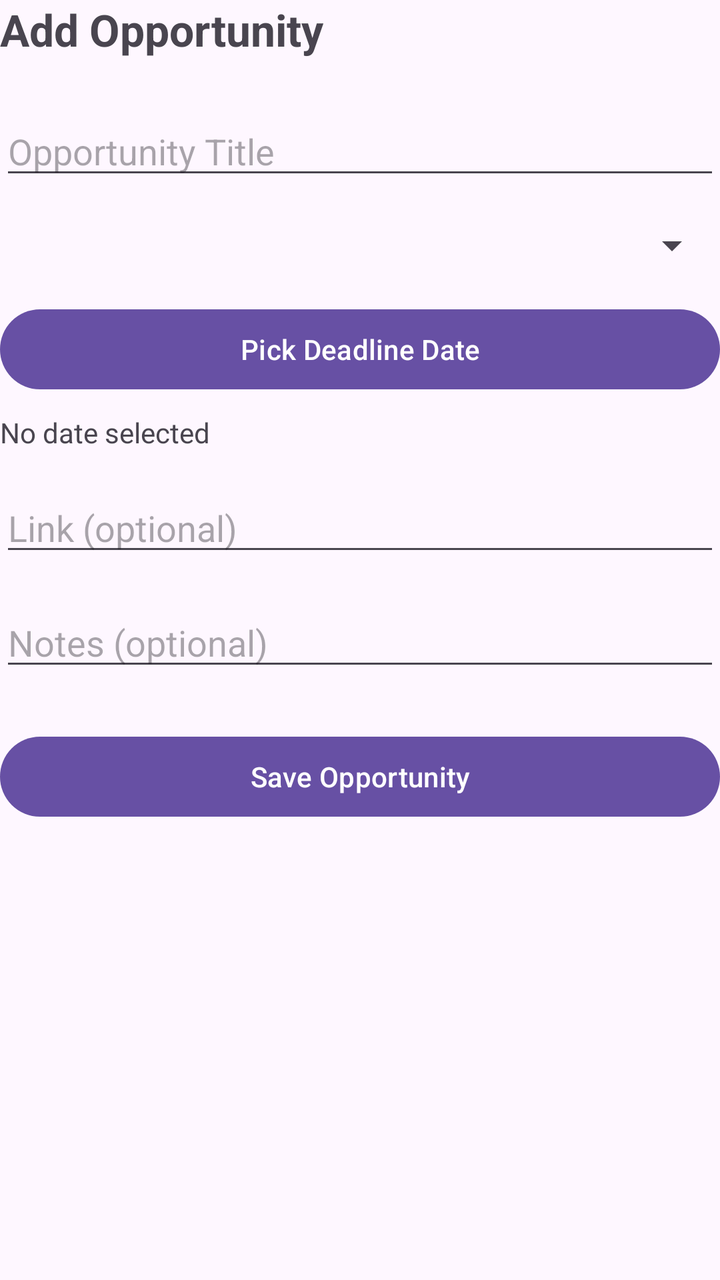
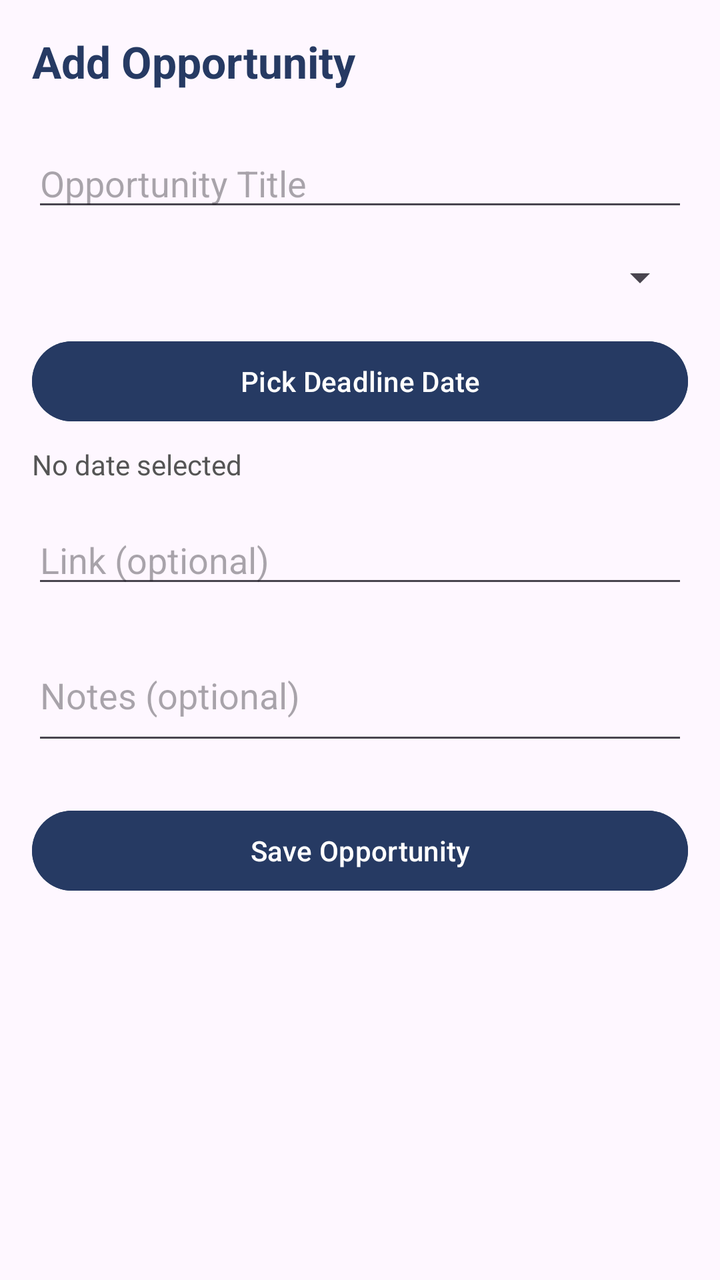

Before-and-after screenshots of an Android layout around one commit, followed by the original layout XML and the change that was made.
<!-- AndroidManifest.xml: application theme Theme.CareerNexus -->
<!-- res/layout/activity_add_opportunity.xml -->
<?xml version="1.0" encoding="utf-8"?>
<androidx.constraintlayout.widget.ConstraintLayout xmlns:android="http://schemas.android.com/apk/res/android"
    xmlns:app="http://schemas.android.com/apk/res-auto"
    xmlns:tools="http://schemas.android.com/tools"
    android:id="@+id/main"
    android:layout_width="match_parent"
    android:layout_height="match_parent"
    tools:context=".AddOpportunity">

    <TextView
        android:id="@+id/tvFormTitle"
        android:layout_width="wrap_content"
        android:layout_height="wrap_content"
        android:text="Add Opportunity"
        android:textSize="22sp"
        android:textStyle="bold"
        app:layout_constraintTop_toTopOf="parent"
        app:layout_constraintStart_toStartOf="parent" />

    <EditText
        android:id="@+id/etTitle"
        android:layout_width="0dp"
        android:layout_height="wrap_content"
        android:layout_marginTop="24dp"
        android:hint="Opportunity Title"
        app:layout_constraintTop_toBottomOf="@id/tvFormTitle"
        app:layout_constraintStart_toStartOf="parent"
        app:layout_constraintEnd_toEndOf="parent" />

    <Spinner
        android:id="@+id/spinnerType"
        android:layout_width="0dp"
        android:layout_height="wrap_content"
        android:layout_marginTop="16dp"
        app:layout_constraintTop_toBottomOf="@id/etTitle"
        app:layout_constraintStart_toStartOf="parent"
        app:layout_constraintEnd_toEndOf="parent" />

    <Button
        android:id="@+id/btnPickDate"
        android:layout_width="0dp"
        android:layout_height="wrap_content"
        android:layout_marginTop="16dp"
        android:text="Pick Deadline Date"
        app:layout_constraintTop_toBottomOf="@id/spinnerType"
        app:layout_constraintStart_toStartOf="parent"
        app:layout_constraintEnd_toEndOf="parent" />

    <TextView
        android:id="@+id/tvSelectedDate"
        android:layout_width="wrap_content"
        android:layout_height="wrap_content"
        android:layout_marginTop="8dp"
        android:text="No date selected"
        app:layout_constraintTop_toBottomOf="@id/btnPickDate"
        app:layout_constraintStart_toStartOf="parent" />

    <EditText
        android:id="@+id/etLink"
        android:layout_width="0dp"
        android:layout_height="wrap_content"
        android:layout_marginTop="16dp"
        android:hint="Link (optional)"
        app:layout_constraintTop_toBottomOf="@id/tvSelectedDate"
        app:layout_constraintStart_toStartOf="parent"
        app:layout_constraintEnd_toEndOf="parent" />

    <EditText
        android:id="@+id/etNotes"
        android:layout_width="0dp"
        android:layout_height="wrap_content"
        android:layout_marginTop="16dp"
        android:hint="Notes (optional)"
        app:layout_constraintTop_toBottomOf="@id/etLink"
        app:layout_constraintStart_toStartOf="parent"
        app:layout_constraintEnd_toEndOf="parent" />

    <Button
        android:id="@+id/btnSave"
        android:layout_width="0dp"
        android:layout_height="wrap_content"
        android:layout_marginTop="24dp"
        android:text="Save Opportunity"
        app:layout_constraintTop_toBottomOf="@id/etNotes"
        app:layout_constraintStart_toStartOf="parent"
        app:layout_constraintEnd_toEndOf="parent" />

</androidx.constraintlayout.widget.ConstraintLayout>
<!-- resources referenced by this layout -->
<resources>
  <style name="Theme.CareerNexus" parent="Base.Theme.CareerNexus" />
  <style name="Base.Theme.CareerNexus" parent="Theme.Material3.DayNight.NoActionBar">
          
          
      </style>
</resources>

<!-- the commit's change to res/layout/activity_add_opportunity.xml (unified diff, before → after) -->
@@ -5,6 +5,7 @@
     android:id="@+id/main"
     android:layout_width="match_parent"
     android:layout_height="match_parent"
+    android:padding="16dp"
     tools:context=".AddOpportunity">
 
     <TextView
@@ -14,6 +15,7 @@
         android:text="Add Opportunity"
         android:textSize="22sp"
         android:textStyle="bold"
+        android:textColor="#263A63"
         app:layout_constraintTop_toTopOf="parent"
         app:layout_constraintStart_toStartOf="parent" />
 
@@ -23,6 +25,7 @@
         android:layout_height="wrap_content"
         android:layout_marginTop="24dp"
         android:hint="Opportunity Title"
+        android:inputType="text"
         app:layout_constraintTop_toBottomOf="@id/tvFormTitle"
         app:layout_constraintStart_toStartOf="parent"
         app:layout_constraintEnd_toEndOf="parent" />
@@ -42,6 +45,8 @@
         android:layout_height="wrap_content"
         android:layout_marginTop="16dp"
         android:text="Pick Deadline Date"
+        android:backgroundTint="#263A63"
+        android:textColor="@color/white"
         app:layout_constraintTop_toBottomOf="@id/spinnerType"
         app:layout_constraintStart_toStartOf="parent"
         app:layout_constraintEnd_toEndOf="parent" />
@@ -52,6 +57,8 @@
         android:layout_height="wrap_content"
         android:layout_marginTop="8dp"
         android:text="No date selected"
+        android:textSize="14sp"
+        android:textColor="#555555"
         app:layout_constraintTop_toBottomOf="@id/btnPickDate"
         app:layout_constraintStart_toStartOf="parent" />
 
@@ -61,6 +68,7 @@
         android:layout_height="wrap_content"
         android:layout_marginTop="16dp"
         android:hint="Link (optional)"
+        android:inputType="textUri"
         app:layout_constraintTop_toBottomOf="@id/tvSelectedDate"
         app:layout_constraintStart_toStartOf="parent"
         app:layout_constraintEnd_toEndOf="parent" />
@@ -71,6 +79,8 @@
         android:layout_height="wrap_content"
         android:layout_marginTop="16dp"
         android:hint="Notes (optional)"
+        android:inputType="textMultiLine"
+        android:minLines="2"
         app:layout_constraintTop_toBottomOf="@id/etLink"
         app:layout_constraintStart_toStartOf="parent"
         app:layout_constraintEnd_toEndOf="parent" />
@@ -81,6 +91,8 @@
         android:layout_height="wrap_content"
         android:layout_marginTop="24dp"
         android:text="Save Opportunity"
+        android:backgroundTint="#263A63"
+        android:textColor="@color/white"
         app:layout_constraintTop_toBottomOf="@id/etNotes"
         app:layout_constraintStart_toStartOf="parent"
         app:layout_constraintEnd_toEndOf="parent" />
<!-- resource entries referenced after the edit -->
@@ -1,5 +1,6 @@
 <!-- resources referenced by this layout -->
 <resources>
+  <color name="white">#FFFFFFFF</color>
   <style name="Theme.CareerNexus" parent="Base.Theme.CareerNexus" />
   <style name="Base.Theme.CareerNexus" parent="Theme.Material3.DayNight.NoActionBar">
           
